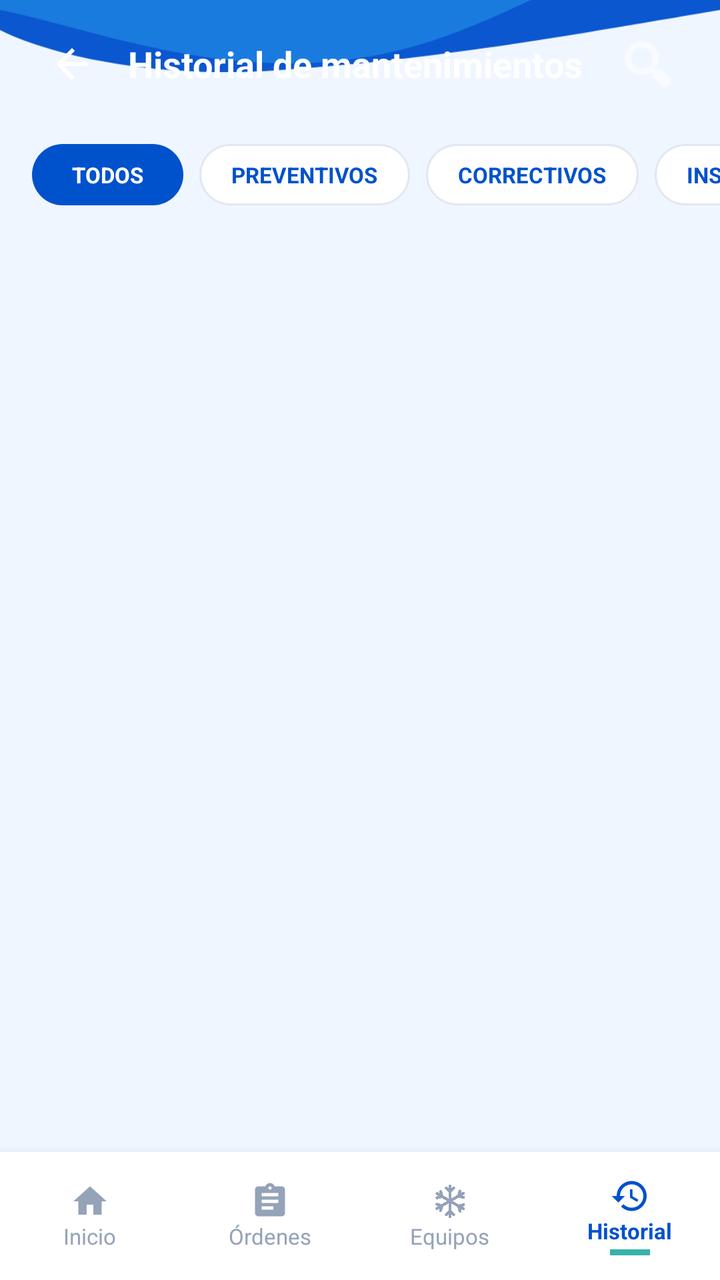
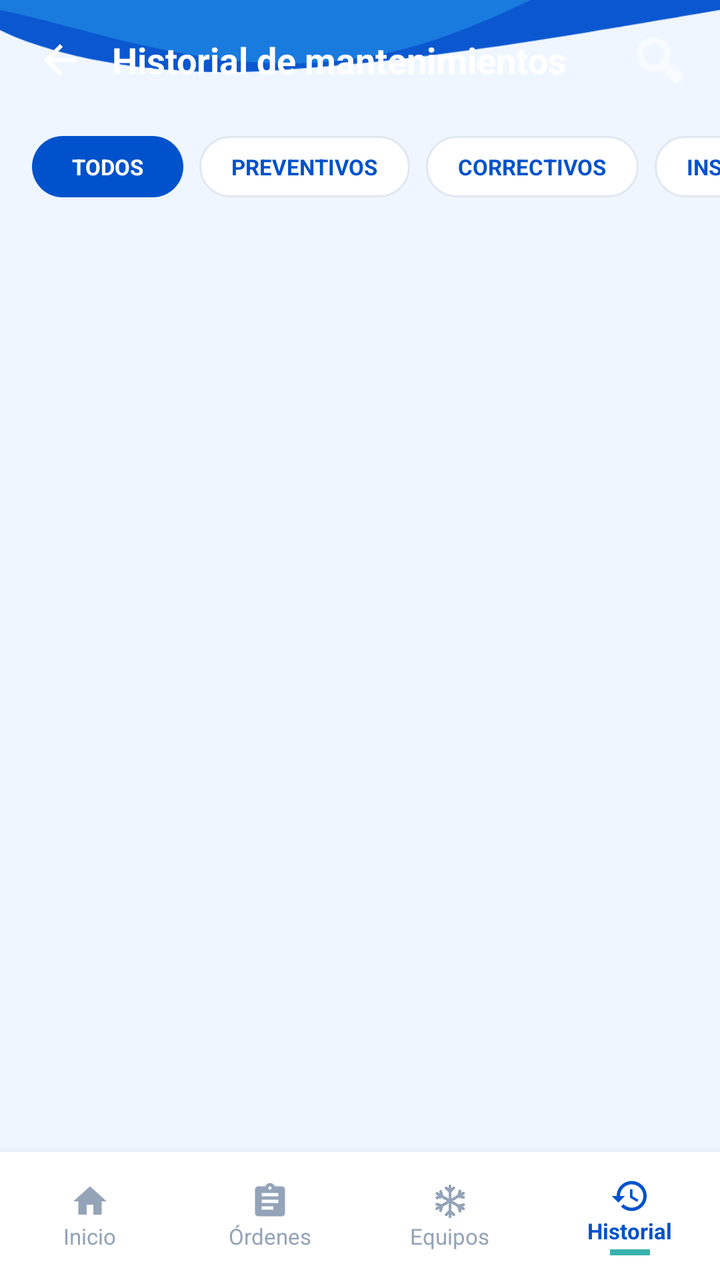

An Android layout rendered at two revisions. The XML below is the earlier revision; the diff shows what the commit changed to produce the second picture.
<!-- AndroidManifest.xml: application theme Theme.ClimaTrack -->
<!-- res/layout/activity_historial.xml -->
<?xml version="1.0" encoding="utf-8"?>
<androidx.constraintlayout.widget.ConstraintLayout xmlns:android="http://schemas.android.com/apk/res/android"
    xmlns:app="http://schemas.android.com/apk/res-auto"
    xmlns:tools="http://schemas.android.com/tools"
    android:layout_width="match_parent"
    android:layout_height="match_parent"
    tools:context=".activities.HistorialActivity">

    
    <ImageView
        android:id="@+id/ivFondoPantalla"
        android:layout_width="0dp"
        android:layout_height="0dp"
        android:contentDescription="@null"
        android:scaleType="centerCrop"
        android:src="@drawable/bg_detalle_orden"
        app:layout_constraintBottom_toBottomOf="parent"
        app:layout_constraintEnd_toEndOf="parent"
        app:layout_constraintStart_toStartOf="parent"
        app:layout_constraintTop_toTopOf="parent" />

    
    <RelativeLayout
        android:id="@+id/headerToolbar"
        android:layout_width="match_parent"
        android:layout_height="64dp"
        android:paddingHorizontal="20dp"
        app:layout_constraintTop_toTopOf="parent">

        <ImageButton
            android:id="@+id/btnBack"
            android:layout_width="32dp"
            android:layout_height="32dp"
            android:layout_alignParentStart="true"
            android:layout_centerVertical="true"
            android:background="?attr/selectableItemBackgroundBorderless"
            android:contentDescription="Regresar"
            android:src="@drawable/ic_arrow_back"
            app:tint="@android:color/white" />

        <TextView
            android:layout_width="wrap_content"
            android:layout_height="wrap_content"
            android:layout_centerVertical="true"
            android:layout_marginStart="12dp"
            android:layout_toEndOf="@id/btnBack"
            android:text="Historial de mantenimientos"
            android:textColor="@android:color/white"
            android:textSize="18sp"
            android:textStyle="bold" />

        <ImageButton
            android:id="@+id/btnFiltroHeader"
            android:layout_width="32dp"
            android:layout_height="32dp"
            android:layout_alignParentEnd="true"
            android:layout_centerVertical="true"
            android:background="?attr/selectableItemBackgroundBorderless"
            android:contentDescription="Filtro"
            android:src="@android:drawable/ic_menu_search"
            app:tint="@android:color/white" />

    </RelativeLayout>

    
    <HorizontalScrollView
        android:id="@+id/scrollChips"
        android:layout_width="match_parent"
        android:layout_height="wrap_content"
        android:layout_marginTop="8dp"
        android:clipToPadding="false"
        android:paddingHorizontal="16dp"
        android:scrollbars="none"
        app:layout_constraintTop_toBottomOf="@id/headerToolbar">

        <LinearLayout
            android:layout_width="wrap_content"
            android:layout_height="wrap_content"
            android:orientation="horizontal">

            <TextView
                android:id="@+id/btnTodos"
                android:layout_width="wrap_content"
                android:layout_height="wrap_content"
                android:layout_marginEnd="8dp"
                android:background="@drawable/bg_chip_selected"
                android:paddingHorizontal="20dp"
                android:paddingVertical="8dp"
                android:text="TODOS"
                android:textColor="@android:color/white"
                android:textSize="11sp"
                android:textStyle="bold" />

            <TextView
                android:id="@+id/btnPreventivos"
                android:layout_width="wrap_content"
                android:layout_height="wrap_content"
                android:layout_marginEnd="8dp"
                android:background="@drawable/bg_chip_unselected"
                android:paddingHorizontal="16dp"
                android:paddingVertical="8dp"
                android:text="PREVENTIVOS"
                android:textColor="#0052CC"
                android:textSize="11sp"
                android:textStyle="bold" />

            <TextView
                android:id="@+id/btnCorrectivos"
                android:layout_width="wrap_content"
                android:layout_height="wrap_content"
                android:layout_marginEnd="8dp"
                android:background="@drawable/bg_chip_unselected"
                android:paddingHorizontal="16dp"
                android:paddingVertical="8dp"
                android:text="CORRECTIVOS"
                android:textColor="#0052CC"
                android:textSize="11sp"
                android:textStyle="bold" />

            <TextView
                android:id="@+id/btnInspecciones"
                android:layout_width="wrap_content"
                android:layout_height="wrap_content"
                android:background="@drawable/bg_chip_unselected"
                android:paddingHorizontal="16dp"
                android:paddingVertical="8dp"
                android:text="INSPECCIONES"
                android:textColor="#0052CC"
                android:textSize="11sp"
                android:textStyle="bold" />
        </LinearLayout>
    </HorizontalScrollView>

    

    

    <androidx.recyclerview.widget.RecyclerView
        android:id="@+id/rvHistorial"
        android:layout_width="match_parent"
        android:layout_height="0dp"
        android:layout_marginTop="12dp"
        android:clipToPadding="false"
        android:paddingHorizontal="16dp"
        android:paddingBottom="16dp"
        app:layout_constraintBottom_toTopOf="@id/bottomNavigation"
        app:layout_constraintTop_toBottomOf="@id/scrollChips"
        app:layout_constraintVertical_bias="0.0"
        tools:layout_editor_absoluteX="0dp"
        tools:listitem="@layout/item_historial" />

    <LinearLayout
        android:id="@+id/bottomNavigation"
        android:layout_width="match_parent"
        android:layout_height="64dp"
        android:background="#FFFFFF"
        android:elevation="8dp"
        android:orientation="horizontal"
        app:layout_constraintBottom_toBottomOf="parent">

        
        <LinearLayout
            android:id="@+id/navHome"
            android:layout_width="0dp"
            android:layout_height="match_parent"
            android:layout_weight="1"
            android:gravity="center"
            android:orientation="vertical">

            <ImageView
                android:layout_width="20dp"
                android:layout_height="20dp"
                android:src="@drawable/ic_home"
                app:tint="#94A3B8" />

            <TextView
                android:layout_width="wrap_content"
                android:layout_height="wrap_content"
                android:text="Inicio"
                android:textColor="#94A3B8"
                android:textSize="11sp" />
        </LinearLayout>

        
        <LinearLayout
            android:id="@+id/navOrdenes"
            android:layout_width="0dp"
            android:layout_height="match_parent"
            android:layout_weight="1"
            android:gravity="center"
            android:orientation="vertical">

            <ImageView
                android:layout_width="20dp"
                android:layout_height="20dp"
                android:src="@drawable/ic_ordenes"
                app:tint="#94A3B8" />

            <TextView
                android:layout_width="wrap_content"
                android:layout_height="wrap_content"
                android:text="Órdenes"
                android:textColor="#94A3B8"
                android:textSize="11sp" />
        </LinearLayout>

        
        <LinearLayout
            android:id="@+id/navEquipos"
            android:layout_width="0dp"
            android:layout_height="match_parent"
            android:layout_weight="1"
            android:gravity="center"
            android:orientation="vertical">

            <ImageView
                android:layout_width="20dp"
                android:layout_height="20dp"
                android:src="@drawable/ic_copo"
                app:tint="#94A3B8" />

            <TextView
                android:layout_width="wrap_content"
                android:layout_height="wrap_content"
                android:text="Equipos"
                android:textColor="#94A3B8"
                android:textSize="11sp" />
        </LinearLayout>

        
        <LinearLayout
            android:id="@+id/navHistorial"
            android:layout_width="0dp"
            android:layout_height="match_parent"
            android:layout_weight="1"
            android:gravity="center"
            android:orientation="vertical">

            <ImageView
                android:layout_width="20dp"
                android:layout_height="20dp"
                android:src="@drawable/ic_historial"
                app:tint="#0052CC" />

            <TextView
                android:layout_width="wrap_content"
                android:layout_height="wrap_content"
                android:text="Historial"
                android:textColor="#0052CC"
                android:textSize="11sp"
                android:textStyle="bold" />

            <View
                android:layout_width="20dp"
                android:layout_height="3dp"
                android:layout_marginTop="2dp"
                android:background="#38B2AC" />
        </LinearLayout>
    </LinearLayout>

</androidx.constraintlayout.widget.ConstraintLayout>
<!-- res/layout/item_historial.xml (included above) -->
<?xml version="1.0" encoding="utf-8"?>
<androidx.constraintlayout.widget.ConstraintLayout xmlns:android="http://schemas.android.com/apk/res/android"
    xmlns:app="http://schemas.android.com/apk/res-auto"
    xmlns:tools="http://schemas.android.com/tools"
    android:layout_width="match_parent"
    android:layout_height="wrap_content"
    android:paddingBottom="16dp">

    
    <View
        android:id="@+id/timelineLine"
        android:layout_width="2dp"
        android:layout_height="0dp"
        android:layout_marginStart="16dp"
        android:background="#CBD5E1"
        app:layout_constraintBottom_toBottomOf="parent"
        app:layout_constraintStart_toStartOf="parent"
        app:layout_constraintTop_toTopOf="parent" />

    
    <ImageView
        android:id="@+id/imgStatusIcon"
        android:layout_width="32dp"
        android:layout_height="32dp"
        android:layout_marginStart="1dp"
        android:background="@drawable/bg_circle_status_timeline"
        android:elevation="2dp"
        android:padding="6dp"
        android:src="@drawable/ic_check_circle"
        app:layout_constraintBottom_toBottomOf="parent"
        app:layout_constraintStart_toStartOf="@+id/timelineLine"
        app:layout_constraintTop_toTopOf="parent" />

    
    <LinearLayout
        android:id="@+id/cardContainer"
        android:layout_width="0dp"
        android:layout_height="wrap_content"
        android:layout_marginStart="12dp"
        android:layout_marginEnd="16dp"
        android:background="@drawable/bg_card_rounded"
        android:elevation="2dp"
        android:orientation="vertical"
        android:padding="12dp"
        app:layout_constraintBottom_toBottomOf="parent"
        app:layout_constraintEnd_toEndOf="parent"
        app:layout_constraintStart_toEndOf="@id/imgStatusIcon"
        app:layout_constraintTop_toTopOf="parent">

        
        <RelativeLayout
            android:layout_width="match_parent"
            android:layout_height="wrap_content">

            <LinearLayout
                android:layout_width="wrap_content"
                android:layout_height="wrap_content"
                android:gravity="center_vertical"
                android:orientation="horizontal">

                <ImageView
                    android:id="@+id/imgTypeIconInside"
                    android:layout_width="28dp"
                    android:layout_height="28dp"
                    android:background="@drawable/bg_icon_circle_mint"
                    android:padding="6dp"
                    android:src="@drawable/ic_mantenimiento_clipboard"
                    />

                <TextView
                    android:id="@+id/tvDate"
                    android:layout_width="wrap_content"
                    android:layout_height="wrap_content"
                    android:layout_marginStart="8dp"
                    android:text="18/08/2026"
                    android:textColor="#0052CC"
                    android:textSize="14sp"
                    android:textStyle="bold" />
            </LinearLayout>

            <TextView
                android:id="@+id/tvTime"
                android:layout_width="wrap_content"
                android:layout_height="wrap_content"
                android:layout_alignParentEnd="true"
                android:text="🕒 10:30 a. m."
                android:textColor="#94A3B8"
                android:textSize="11sp" />
        </RelativeLayout>

        
        <RelativeLayout
            android:layout_width="match_parent"
            android:layout_height="wrap_content"
            android:layout_marginTop="6dp">

            <LinearLayout
                android:layout_width="wrap_content"
                android:layout_height="wrap_content"
                android:orientation="vertical">

                <TextView
                    android:id="@+id/tvOrderNumber"
                    android:layout_width="wrap_content"
                    android:layout_height="wrap_content"
                    android:text="Orden: OT-00025"
                    android:textColor="#0052CC"
                    android:textSize="12sp"
                    android:textStyle="bold" />

                <TextView
                    android:id="@+id/tvTechnicianName"
                    android:layout_width="wrap_content"
                    android:layout_height="wrap_content"
                    android:text="Técnico: Técnico 01"
                    android:textColor="#64748B"
                    android:textSize="12sp" />
            </LinearLayout>

            
            <TextView
                android:id="@+id/tvMaintenanceBadge"
                android:layout_width="wrap_content"
                android:layout_height="wrap_content"
                android:layout_alignParentEnd="true"
                android:background="@drawable/bg_badge_preventivo"
                android:paddingHorizontal="10dp"
                android:paddingVertical="4dp"
                android:text="PREVENTIVO"
                android:textColor="#22543D"
                android:textSize="10sp"
                android:textStyle="bold" />
        </RelativeLayout>

        
        <RelativeLayout
            android:layout_width="match_parent"
            android:layout_height="wrap_content"
            android:layout_marginTop="6dp">

            <TextView
                android:id="@+id/tvDescription"
                android:layout_width="match_parent"
                android:layout_height="wrap_content"
                android:layout_toStartOf="@id/imgArrowItem"
                android:text="Limpieza de filtros, revisión de presión, ajuste de conexiones eléctricas y prueba de funcionamiento."
                android:textColor="#64748B"
                android:textSize="11sp" />

            <ImageView
                android:id="@+id/imgArrowItem"
                android:layout_width="16dp"
                android:layout_height="16dp"
                android:layout_alignParentEnd="true"
                android:layout_centerVertical="true"
                android:src="@drawable/ic_arrow_right"
                app:tint="#0052CC" />
        </RelativeLayout>
    </LinearLayout>

    
    <View
        android:id="@+id/viewDivider"
        android:layout_width="match_parent"
        android:layout_height="0dp"
        app:layout_constraintBottom_toBottomOf="parent" />

</androidx.constraintlayout.widget.ConstraintLayout>
<!-- resources referenced by this layout -->
<resources>
  <!-- drawable bg_badge_preventivo (drawable) -->
  <?xml version="1.0" encoding="utf-8"?>
  <shape xmlns:android="http://schemas.android.com/apk/res/android"
      android:shape="rectangle">
      <solid android:color="#C6F6D5" />
      <corners android:radius="12dp" />
  </shape>
  <!-- drawable bg_card_rounded (drawable) -->
  <?xml version="1.0" encoding="utf-8"?>
  <shape xmlns:android="http://schemas.android.com/apk/res/android">
      <solid android:color="#FFFFFF" />
      <corners android:radius="8dp" />
  </shape>
  <!-- drawable bg_chip_selected (drawable) -->
  <?xml version="1.0" encoding="utf-8"?>
  <shape xmlns:android="http://schemas.android.com/apk/res/android"
      android:shape="rectangle">
      <solid android:color="#0052CC" />
      <corners android:radius="20dp" />
  </shape>
  <!-- drawable bg_chip_unselected (drawable) -->
  <?xml version="1.0" encoding="utf-8"?>
  <shape xmlns:android="http://schemas.android.com/apk/res/android"
      android:shape="rectangle">
      <solid android:color="#FFFFFF" />
      <stroke android:width="1dp" android:color="#E2E8F0" />
      <corners android:radius="20dp" />
  </shape>
  <!-- drawable bg_circle_status_timeline (drawable) -->
  <?xml version="1.0" encoding="utf-8"?>
  <shape xmlns:android="http://schemas.android.com/apk/res/android" android:shape="oval">
      <solid android:color="#2196F3" /> 
  </shape>
  <!-- drawable bg_icon_circle_mint (drawable) -->
  <?xml version="1.0" encoding="utf-8"?>
  <shape xmlns:android="http://schemas.android.com/apk/res/android"
      android:shape="oval">
      <solid android:color="#A7F3D0" />
  </shape>
  <!-- drawable ic_arrow_right (drawable) -->
  <?xml version="1.0" encoding="utf-8"?>
  <layer-list xmlns:android="http://schemas.android.com/apk/res/android">
      <item android:drawable="@drawable/ic_chevron_right" />
  </layer-list>
  <!-- drawable ic_check_circle (drawable) -->
  <?xml version="1.0" encoding="utf-8"?>
  <layer-list xmlns:android="http://schemas.android.com/apk/res/android">
      <item android:drawable="@drawable/ic_chulito" />
  </layer-list>
  <!-- drawable ic_mantenimiento_clipboard (drawable) -->
  <?xml version="1.0" encoding="utf-8"?>
  <layer-list xmlns:android="http://schemas.android.com/apk/res/android">
      <item android:drawable="@drawable/ic_clipboard_list" />
  </layer-list>
  <style name="Theme.ClimaTrack" parent="Base.Theme.ClimaTrack" />
  <color name="primary">#0D50B5</color>
  <color name="on_primary">#FFFFFF</color>
  <color name="primary_container">#D9EEFF</color>
  <color name="on_primary_container">#06366F</color>
  <color name="secondary">#68D0BC</color>
  <color name="on_secondary">#073A35</color>
  <color name="secondary_container">#D8F5EF</color>
  <color name="on_secondary_container">#12483F</color>
  <style name="Widget.App.BottomNavigationView" parent="Widget.Material3.BottomNavigationView">
          <item name="indicatorColor">#33FFFFFF</item>
          <item name="itemIconTint">@color/bottom_nav_colors_white</item>
          <item name="itemTextColor">@color/bottom_nav_colors_white</item>
          <item name="backgroundTint">#0D47A1</item>
      </style>
  <style name="ShapeAppearance.ClimaTrack.Small" parent="ShapeAppearance.Material3.SmallComponent">
          <item name="cornerSize">8dp</item>
      </style>
  <style name="ShapeAppearance.ClimaTrack.Medium" parent="ShapeAppearance.Material3.MediumComponent">
          <item name="cornerSize">16dp</item>
      </style>
  <style name="ShapeAppearance.ClimaTrack.Large" parent="ShapeAppearance.Material3.LargeComponent">
          <item name="cornerSize">28dp</item>
      </style>
  <!-- unchanged entries left out for length: 10 -->
</resources>

<!-- the commit's change to res/layout/activity_historial.xml (unified diff, before → after) -->
@@ -20,30 +20,33 @@
         app:layout_constraintTop_toTopOf="parent" />
 
     
-    <RelativeLayout
+    <LinearLayout
         android:id="@+id/headerToolbar"
         android:layout_width="match_parent"
-        android:layout_height="64dp"
-        android:paddingHorizontal="20dp"
+        android:layout_height="wrap_content"
+        android:minHeight="60dp"
+        android:gravity="center_vertical"
+        android:orientation="horizontal"
+        android:paddingHorizontal="16dp"
+        android:paddingTop="12dp"
+        android:paddingBottom="12dp"
         app:layout_constraintTop_toTopOf="parent">
 
         <ImageButton
             android:id="@+id/btnBack"
-            android:layout_width="32dp"
-            android:layout_height="32dp"
-            android:layout_alignParentStart="true"
-            android:layout_centerVertical="true"
+            android:layout_width="28dp"
+            android:layout_height="28dp"
             android:background="?attr/selectableItemBackgroundBorderless"
             android:contentDescription="Regresar"
             android:src="@drawable/ic_arrow_back"
             app:tint="@android:color/white" />
 
         <TextView
-            android:layout_width="wrap_content"
+            android:id="@+id/tvTituloHistorial"
+            android:layout_width="0dp"
             android:layout_height="wrap_content"
-            android:layout_centerVertical="true"
             android:layout_marginStart="12dp"
-            android:layout_toEndOf="@id/btnBack"
+            android:layout_weight="1"
             android:text="Historial de mantenimientos"
             android:textColor="@android:color/white"
             android:textSize="18sp"
@@ -51,16 +54,69 @@
 
         <ImageButton
             android:id="@+id/btnFiltroHeader"
-            android:layout_width="32dp"
-            android:layout_height="32dp"
-            android:layout_alignParentEnd="true"
-            android:layout_centerVertical="true"
+            android:layout_width="28dp"
+            android:layout_height="28dp"
             android:background="?attr/selectableItemBackgroundBorderless"
             android:contentDescription="Filtro"
             android:src="@android:drawable/ic_menu_search"
             app:tint="@android:color/white" />
 
-    </RelativeLayout>
+    </LinearLayout>
+
+    
+    <LinearLayout
+        android:id="@+id/layoutSearchBar"
+        android:layout_width="match_parent"
+        android:layout_height="wrap_content"
+        android:orientation="horizontal"
+        android:paddingHorizontal="16dp"
+        android:paddingTop="4dp"
+        android:paddingBottom="8dp"
+        android:visibility="gone"
+        app:layout_constraintTop_toBottomOf="@id/headerToolbar">
+
+        <RelativeLayout
+            android:layout_width="match_parent"
+            android:layout_height="44dp"
+            android:background="@drawable/bg_input_rounded"
+            android:paddingHorizontal="12dp">
+
+            <ImageView
+                android:id="@+id/iconSearchInput"
+                android:layout_width="20dp"
+                android:layout_height="20dp"
+                android:layout_alignParentStart="true"
+                android:layout_centerVertical="true"
+                android:src="@android:drawable/ic_menu_search"
+                app:tint="#0052CC" />
+
+            <EditText
+                android:id="@+id/etBuscarHistorial"
+                android:layout_width="match_parent"
+                android:layout_height="match_parent"
+                android:layout_marginStart="8dp"
+                android:layout_toStartOf="@id/btnClearSearch"
+                android:layout_toEndOf="@id/iconSearchInput"
+                android:background="@null"
+                android:hint="Buscar por orden, técnico o trabajo..."
+                android:imeOptions="actionSearch"
+                android:inputType="text"
+                android:textColor="#102A43"
+                android:textColorHint="#829AB1"
+                android:textSize="13sp" />
+
+            <ImageView
+                android:id="@+id/btnClearSearch"
+                android:layout_width="20dp"
+                android:layout_height="20dp"
+                android:layout_alignParentEnd="true"
+                android:layout_centerVertical="true"
+                android:background="?attr/selectableItemBackgroundBorderless"
+                android:src="@android:drawable/ic_menu_close_clear_cancel"
+                android:visibility="gone"
+                app:tint="#829AB1" />
+        </RelativeLayout>
+    </LinearLayout>
 
     
     <HorizontalScrollView
@@ -71,7 +127,7 @@
         android:clipToPadding="false"
         android:paddingHorizontal="16dp"
         android:scrollbars="none"
-        app:layout_constraintTop_toBottomOf="@id/headerToolbar">
+        app:layout_constraintTop_toBottomOf="@id/layoutSearchBar">
 
         <LinearLayout
             android:layout_width="wrap_content"
<!-- resource entries referenced after the edit -->
@@ -38,6 +38,15 @@
   <shape xmlns:android="http://schemas.android.com/apk/res/android"
       android:shape="oval">
       <solid android:color="#A7F3D0" />
+  </shape>
+  <!-- drawable bg_input_rounded (drawable) -->
+  <?xml version="1.0" encoding="utf-8"?>
+  <shape xmlns:android="http://schemas.android.com/apk/res/android">
+      <solid android:color="#FFFFFF" />
+      <stroke
+          android:width="1dp"
+          android:color="#D0E3FF" />
+      <corners android:radius="10dp" />
   </shape>
   <!-- drawable ic_arrow_right (drawable) -->
   <?xml version="1.0" encoding="utf-8"?>
